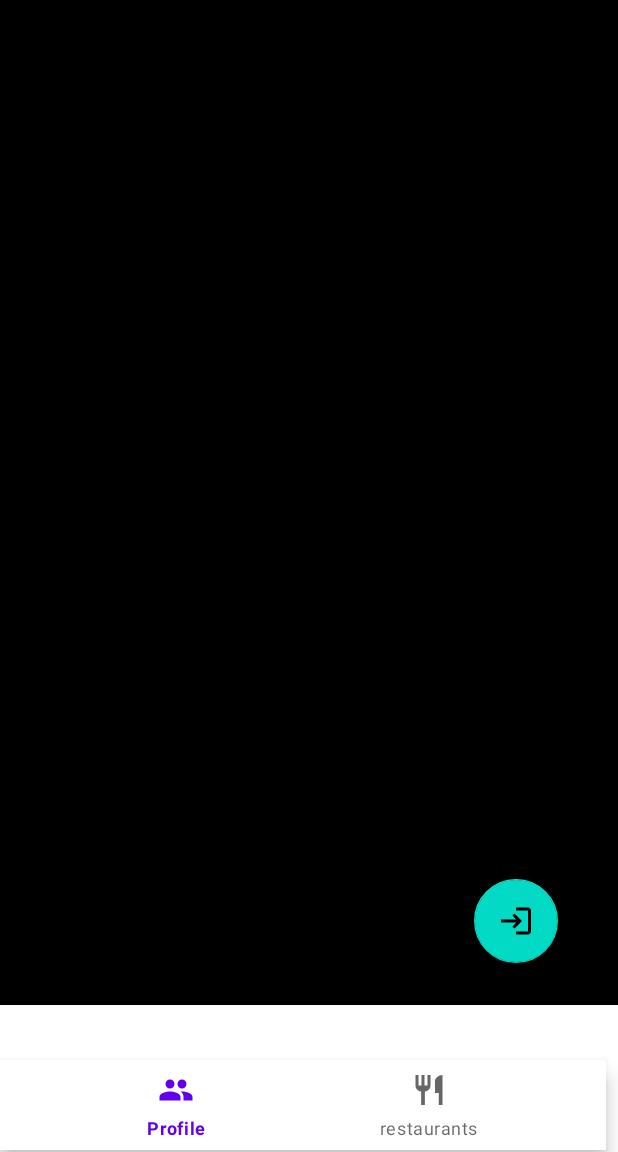
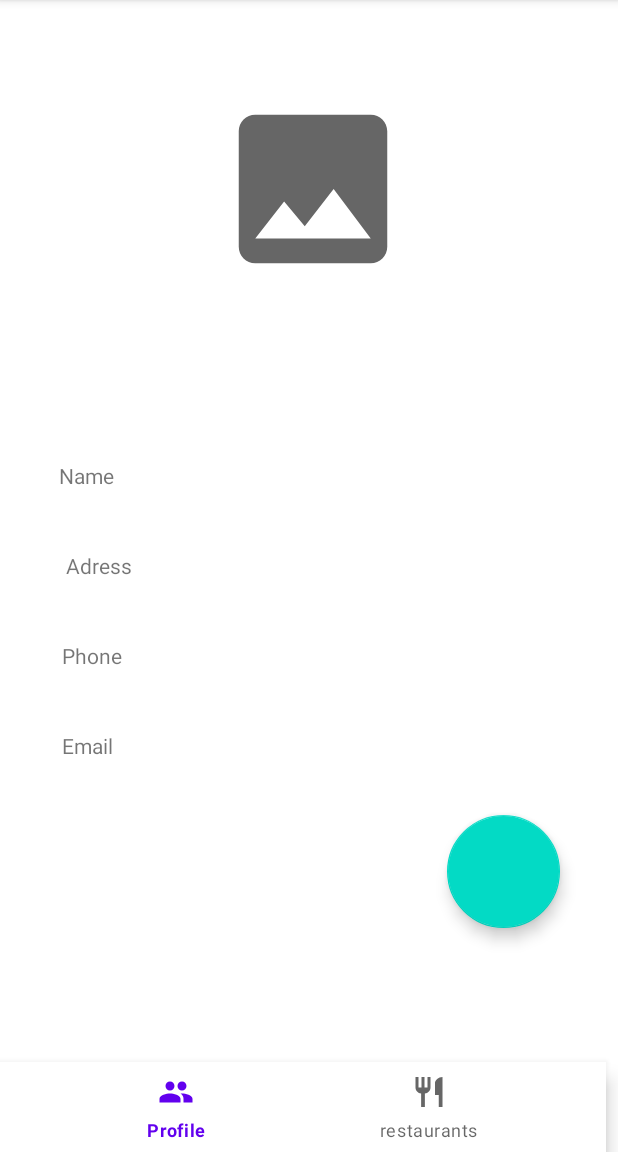
Before and after one commit to Orsolya-BV/Android, an Android app: the screen it shows after launch (MainActivity), on a phone screen of 412 x 824 dp, the part 84-1236 px from its top. Run offline under Robolectric (Android 15) with nearby library versions, the light colour scheme and no system bars.

Commit message:
Profile fragment,Recyvleview+onClickListener

```diff
--- a/Restaurants/app/src/main/java/com/example/idegesvendeglo/MainActivity.kt
+++ b/Restaurants/app/src/main/java/com/example/idegesvendeglo/MainActivity.kt
@@ -14,7 +14,7 @@ class MainActivity : AppCompatActivity() {
         setContentView(R.layout.activity_main)
 
         val profileFragment = ProfileFragment()
-        val mainFragment = MainFragment()
+        val mainFragment =ListFragment()
       makeCurrentFragment(profileFragment)
 
         val button = this.findViewById<BottomNavigationView>(R.id.bottom_navigation)
@@ -28,6 +28,9 @@ class MainActivity : AppCompatActivity() {
 
         }
 
+
+
+
     }
 
     private fun makeCurrentFragment(fragment:Fragment) =
--- a/Restaurants/app/src/main/java/com/example/idegesvendeglo/ProfileFragment.kt
+++ b/Restaurants/app/src/main/java/com/example/idegesvendeglo/ProfileFragment.kt
@@ -5,6 +5,7 @@ import androidx.fragment.app.Fragment
 import android.view.LayoutInflater
 import android.view.View
 import android.view.ViewGroup
+import android.widget.Toast
 import androidx.navigation.fragment.findNavController
 import com.example.idegesvendeglo.data.user.User
 import com.example.idegesvendeglo.data.user.UserViewModel
@@ -24,13 +25,15 @@ class ProfileFragment : Fragment() {
 
         val view = inflater.inflate(R.layout.fragment_profile, container, false)
 
-        val go = view.findViewById<FloatingActionButton>(R.id.floatingActionButton)
-        go.setOnClickListener {
+        //val go = view.findViewById<FloatingActionButton>(R.id.floatingActionButton)
+        //go.setOnClickListener {
 
 
-                findNavController().navigate(R.id.action_profileFragment_to_addFragment)
+               // findNavController().navigate(R.id.action_profileFragment_to_addFragment)
 
-        }
+         //   Toast.makeText(context,"sikerult",Toast.LENGTH_LONG).show()
+
+       // }
         return view
     }
 
--- a/Restaurants/app/src/main/res/layout/activity_main.xml
+++ b/Restaurants/app/src/main/res/layout/activity_main.xml
@@ -1,5 +1,5 @@
 <?xml version="1.0" encoding="utf-8"?>
-<androidx.constraintlayout.widget.ConstraintLayout xmlns:android="http://schemas.android.com/apk/res/android"
+<RelativeLayout xmlns:android="http://schemas.android.com/apk/res/android"
     xmlns:app="http://schemas.android.com/apk/res-auto"
     xmlns:tools="http://schemas.android.com/tools"
     android:layout_width="match_parent"
@@ -7,16 +7,7 @@
     tools:context=".MainActivity">
 
 
-    <com.google.android.material.bottomnavigation.BottomNavigationView
-        android:id="@+id/bottom_navigation"
-        android:layout_width="match_parent"
-        android:layout_height="60dp"
-        android:layout_marginEnd="8dp"
-        app:layout_constraintBottom_toBottomOf="parent"
-        app:layout_constraintEnd_toEndOf="parent"
-        app:layout_constraintTop_toTopOf="parent"
-        app:layout_constraintVertical_bias="0.998"
-        app:menu="@menu/bottom_nav" />
+
 
     <FrameLayout
         android:id="@+id/next_fragment"
@@ -24,14 +15,20 @@
         android:layout_height="670dp"
         app:layout_constraintEnd_toEndOf="parent"
         app:layout_constraintStart_toStartOf="parent"
-        app:layout_constraintTop_toTopOf="parent">
+        app:layout_constraintTop_toTopOf="parent"/>
 
-        <fragment
-            android:id="@+id/fragment"
-            android:name="androidx.navigation.fragment.NavHostFragment"
-            android:layout_width="match_parent"
-            android:layout_height="match_parent"
-            app:defaultNavHost="true"
-            app:navGraph="@navigation/nav_graph" />
-    </FrameLayout>
-</androidx.constraintlayout.widget.ConstraintLayout>
+
+    <com.google.android.material.bottomnavigation.BottomNavigationView
+        android:id="@+id/bottom_navigation"
+        android:layout_width="match_parent"
+        android:layout_height="60dp"
+        android:layout_marginEnd="8dp"
+        android:layout_alignParentBottom="true"
+        app:layout_constraintBottom_toBottomOf="parent"
+        app:layout_constraintEnd_toEndOf="parent"
+        app:layout_constraintTop_toTopOf="parent"
+        app:layout_constraintVertical_bias="0.998"
+        app:menu="@menu/bottom_nav" />
+
+
+</RelativeLayout>
--- a/Restaurants/app/src/main/res/layout/fragment_profile.xml
+++ b/Restaurants/app/src/main/res/layout/fragment_profile.xml
@@ -1,14 +1,17 @@
 <?xml version="1.0" encoding="utf-8"?>
-<androidx.constraintlayout.widget.ConstraintLayout xmlns:android="http://schemas.android.com/apk/res/android"
+<FrameLayout xmlns:android="http://schemas.android.com/apk/res/android"
     xmlns:app="http://schemas.android.com/apk/res-auto"
     xmlns:tools="http://schemas.android.com/tools"
     android:layout_width="match_parent"
     android:orientation="vertical"
     android:layout_height="match_parent"
-    android:background="@color/black"
+
     tools:context=".ProfileFragment"
     >
 
+    <androidx.constraintlayout.widget.ConstraintLayout
+        android:layout_width="match_parent"
+        android:layout_height="match_parent">
 
     <ImageView
         android:id="@+id/imageView"
@@ -109,16 +112,19 @@
         app:layout_constraintStart_toEndOf="@+id/email"
         app:layout_constraintTop_toBottomOf="@+id/editedPhone" />
 
-    <com.google.android.material.floatingactionbutton.FloatingActionButton
-        android:id="@+id/floatingActionButton"
-        android:layout_width="wrap_content"
-        android:layout_height="wrap_content"
-        android:layout_marginEnd="40dp"
-        android:layout_marginBottom="28dp"
-        android:clickable="true"
-        android:src="@drawable/ic_baseline_login_24"
-        app:layout_constraintBottom_toBottomOf="parent"
-        app:layout_constraintEnd_toEndOf="parent" />
+        <com.google.android.material.floatingactionbutton.FloatingActionButton
+           android:id="@+id/floatingActionBar"
+            android:layout_width="75dp"
+            android:layout_height="81dp"
+            android:layout_marginStart="314dp"
+            android:layout_marginEnd="55dp"
+            android:layout_marginBottom="51dp"
+            app:layout_constraintBottom_toBottomOf="parent"
+            app:layout_constraintEnd_toEndOf="parent"
+            app:layout_constraintStart_toStartOf="parent"
 
+            />
 
-</androidx.constraintlayout.widget.ConstraintLayout>
+    </androidx.constraintlayout.widget.ConstraintLayout>
+
+</FrameLayout>
```
Also changed, not shown: Restaurants/app/src/main/java/com/example/idegesvendeglo/ListFragment.kt (+7 -0 lines), Restaurants/app/src/main/java/com/example/idegesvendeglo/MainFragment.kt (deleted, +0 -26 lines), Restaurants/app/src/main/java/com/example/idegesvendeglo/data/restaurants/RestaurantListAdapter.kt (added, +60 -0 lines), Restaurants/app/src/main/res/drawable/ic_baseline_favorite_24.xml (added, +10 -0 lines), Restaurants/app/src/main/res/layout/fragment_list.xml (+23 -4 lines), Restaurants/app/src/main/res/layout/fragment_main.xml (deleted, +0 -24 lines), Restaurants/app/src/main/res/layout/item_example.xml (+28 -6 lines).
